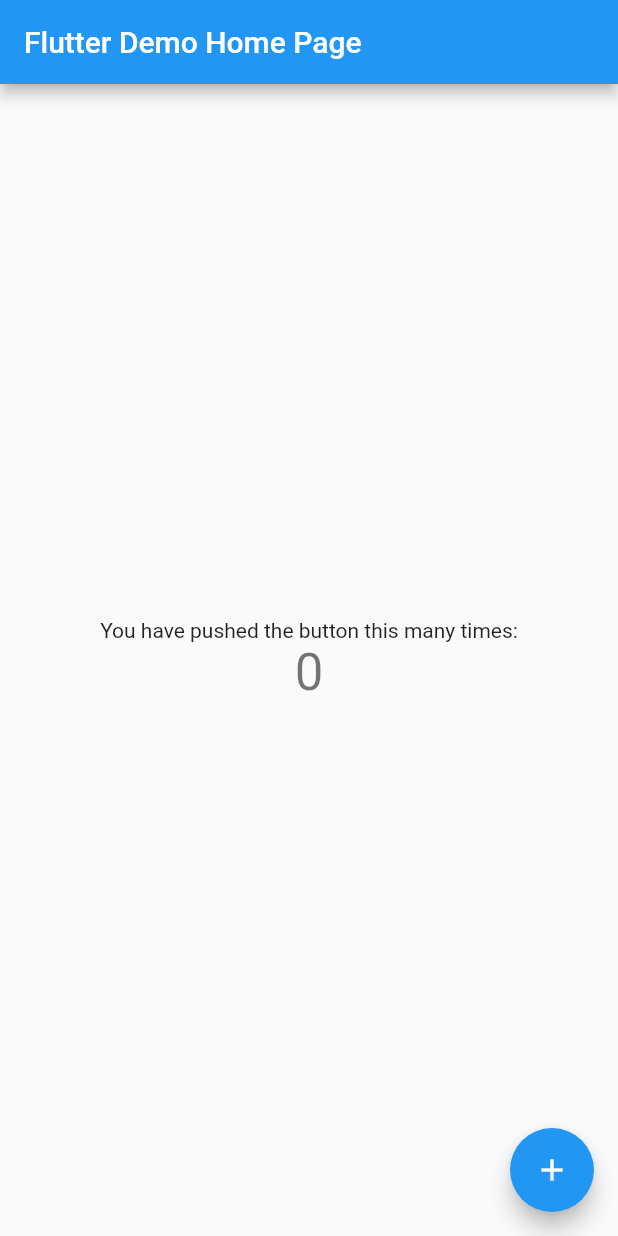
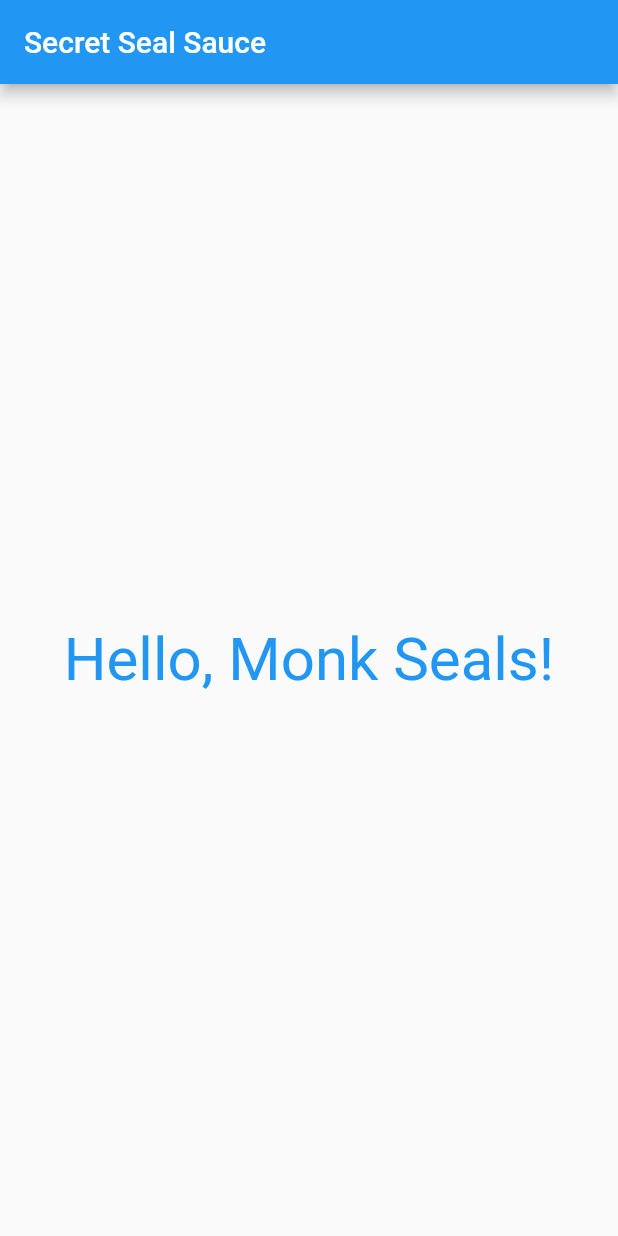
Before and after one commit to T-Davis/secret_seal_sauce, a Flutter app: the screen it shows after launch, on a phone screen of 412 x 824 dp. Run offline on Flutter 3.47's test engine with Material 2 defaults, Android fonts, the phone set to English and light mode, and no system bars.

Commit message:
Fixes #3

```diff
--- a/lib/main.dart
+++ b/lib/main.dart
@@ -9,105 +9,34 @@ class MyApp extends StatelessWidget {
   @override
   Widget build(BuildContext context) {
     return MaterialApp(
-      title: 'Flutter Demo',
+      title: 'Secret Seal Sauce',
       theme: ThemeData(
-        // This is the theme of your application.
-        //
-        // Try running your application with "flutter run". You'll see the
-        // application has a blue toolbar. Then, without quitting the app, try
-        // changing the primarySwatch below to Colors.green and then invoke
-        // "hot reload" (press "r" in the console where you ran "flutter run",
-        // or simply save your changes to "hot reload" in a Flutter IDE).
-        // Notice that the counter didn't reset back to zero; the application
-        // is not restarted.
         primarySwatch: Colors.blue,
       ),
-      home: MyHomePage(title: 'Flutter Demo Home Page'),
+      home: MyHomePage(),
     );
   }
 }
 
 class MyHomePage extends StatefulWidget {
-  MyHomePage({Key key, this.title}) : super(key: key);
-
-  // This widget is the home page of your application. It is stateful, meaning
-  // that it has a State object (defined below) that contains fields that affect
-  // how it looks.
-
-  // This class is the configuration for the state. It holds the values (in this
-  // case the title) provided by the parent (in this case the App widget) and
-  // used by the build method of the State. Fields in a Widget subclass are
-  // always marked "final".
-
-  final String title;
+  MyHomePage({Key key}) : super(key: key);
 
   @override
   _MyHomePageState createState() => _MyHomePageState();
 }
 
 class _MyHomePageState extends State<MyHomePage> {
-  int _counter = 0;
-
-  void _incrementCounter() {
-    setState(() {
-      // This call to setState tells the Flutter framework that something has
-      // changed in this State, which causes it to rerun the build method below
-      // so that the display can reflect the updated values. If we changed
-      // _counter without calling setState(), then the build method would not be
-      // called again, and so nothing would appear to happen.
-      _counter++;
-    });
-  }
-
   @override
   Widget build(BuildContext context) {
-    // This method is rerun every time setState is called, for instance as done
-    // by the _incrementCounter method above.
-    //
-    // The Flutter framework has been optimized to make rerunning build methods
-    // fast, so that you can just rebuild anything that needs updating rather
-    // than having to individually change instances of widgets.
     return Scaffold(
-      appBar: AppBar(
-        // Here we take the value from the MyHomePage object that was created by
-        // the App.build method, and use it to set our appbar title.
-        title: Text(widget.title),
-      ),
-      body: Center(
-        // Center is a layout widget. It takes a single child and positions it
-        // in the middle of the parent.
-        child: Column(
-          // Column is also a layout widget. It takes a list of children and
-          // arranges them vertically. By default, it sizes itself to fit its
-          // children horizontally, and tries to be as tall as its parent.
-          //
-          // Invoke "debug painting" (press "p" in the console, choose the
-          // "Toggle Debug Paint" action from the Flutter Inspector in Android
-          // Studio, or the "Toggle Debug Paint" command in Visual Studio Code)
-          // to see the wireframe for each widget.
-          //
-          // Column has various properties to control how it sizes itself and
-          // how it positions its children. Here we use mainAxisAlignment to
-          // center the children vertically; the main axis here is the vertical
-          // axis because Columns are vertical (the cross axis would be
-          // horizontal).
-          mainAxisAlignment: MainAxisAlignment.center,
-          children: <Widget>[
-            Text(
-              'You have pushed the button this many times:',
-            ),
-            Text(
-              '$_counter',
-              style: Theme.of(context).textTheme.headline4,
-            ),
-          ],
+        appBar: AppBar(
+          title: Text('Secret Seal Sauce'),
         ),
-      ),
-      floatingActionButton: FloatingActionButton(
-        onPressed: _incrementCounter,
-        tooltip: 'Increment',
-        child: Icon(Icons.add),
-      ), // This trailing comma makes auto-formatting nicer for build methods.
-    );
+        body: Center(
+          child: Text(
+            'Hello, Monk Seals!',
+            style: TextStyle(color: Colors.blue, fontSize: 40.0),
+          ),
+        ));
   }
 }
```
Also changed, not shown: pubspec.yaml (+5 -57 lines), pubspec.lock, 8 other files.
